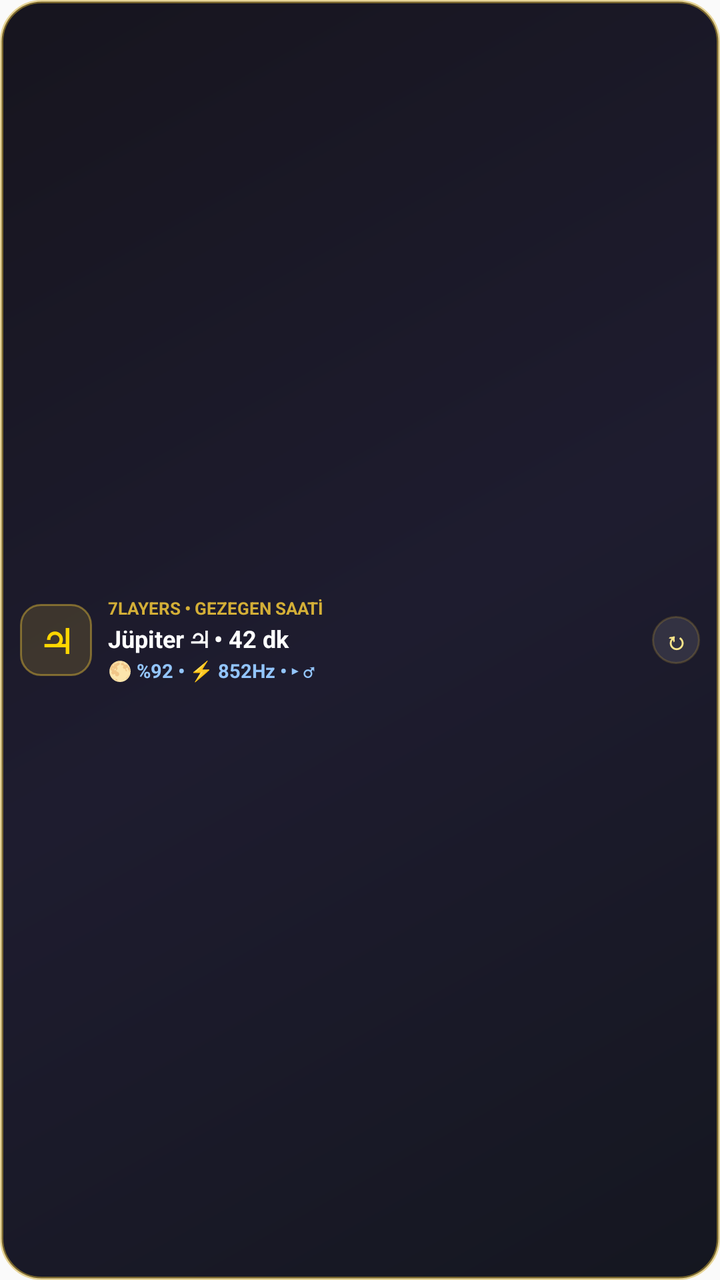
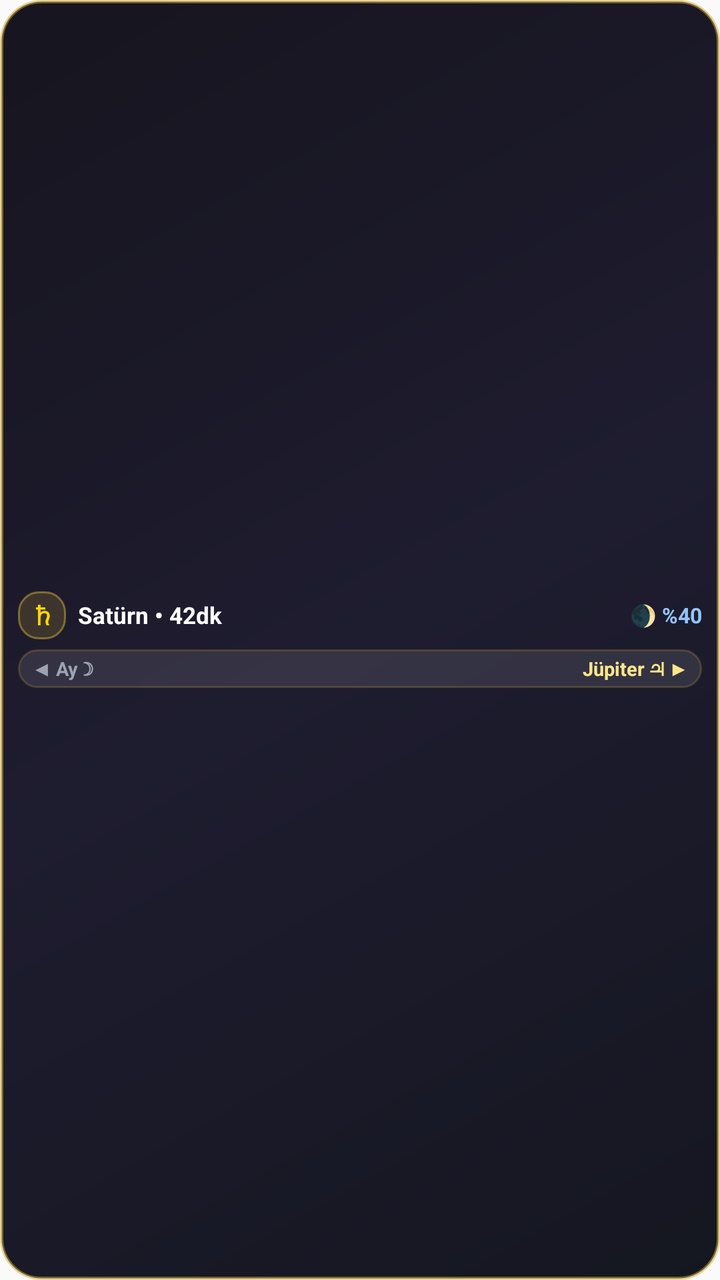

Two renders of the same Android screen: before a commit and after it. Below are the layout's source before the change and the commit's diff.
<!-- AndroidManifest.xml: application theme AppTheme -->
<!-- res/layout/mini_cosmic_widget.xml -->
<?xml version="1.0" encoding="utf-8"?>
<LinearLayout xmlns:android="http://schemas.android.com/apk/res/android"
    android:id="@+id/mini_widget_root"
    android:layout_width="match_parent"
    android:layout_height="match_parent"
    android:background="@drawable/cosmic_widget_bg"
    android:gravity="center_vertical"
    android:orientation="horizontal"
    android:paddingHorizontal="10dp"
    android:paddingVertical="7dp">

    <TextView
        android:id="@+id/mini_planet_symbol"
        android:layout_width="36dp"
        android:layout_height="36dp"
        android:background="@drawable/cosmic_pill_bg"
        android:gravity="center"
        android:text="♃"
        android:textColor="#FFD700"
        android:textSize="18sp"
        android:textStyle="bold" />

    <LinearLayout
        android:layout_width="0dp"
        android:layout_height="wrap_content"
        android:layout_marginStart="8dp"
        android:layout_marginEnd="6dp"
        android:layout_weight="1"
        android:orientation="vertical">

        <TextView
            android:id="@+id/mini_top_badge"
            android:layout_width="match_parent"
            android:layout_height="wrap_content"
            android:ellipsize="end"
            android:maxLines="1"
            android:text="7LAYERS • GEZEGEN SAATİ"
            android:textColor="#D4AF37"
            android:textSize="8.5sp"
            android:textStyle="bold" />

        <TextView
            android:id="@+id/mini_hour_title"
            android:layout_width="match_parent"
            android:layout_height="wrap_content"
            android:layout_marginTop="1dp"
            android:ellipsize="end"
            android:maxLines="1"
            android:text="Jüpiter ♃ • 42 dk"
            android:textColor="#FFFFFF"
            android:textSize="12sp"
            android:textStyle="bold" />

        <TextView
            android:id="@+id/mini_symbols_row"
            android:layout_width="match_parent"
            android:layout_height="wrap_content"
            android:layout_marginTop="1dp"
            android:ellipsize="end"
            android:maxLines="1"
            android:text="🌕 %92 • ⚡ 852Hz • ▸ ♂"
            android:textColor="#93C5FD"
            android:textSize="9.5sp"
            android:textStyle="bold" />
    </LinearLayout>

    <TextView
        android:id="@+id/mini_refresh_btn"
        android:layout_width="24dp"
        android:layout_height="24dp"
        android:background="@drawable/cosmic_inner_card_bg"
        android:gravity="center"
        android:text="↻"
        android:textColor="#FDE68A"
        android:textSize="12sp"
        android:textStyle="bold" />
</LinearLayout>
<!-- resources referenced by this layout -->
<resources>
  <!-- drawable cosmic_inner_card_bg (drawable) -->
  <?xml version="1.0" encoding="utf-8"?>
  <shape xmlns:android="http://schemas.android.com/apk/res/android"
      android:shape="rectangle">
      <solid android:color="#1AFFFFFF" />
      <corners android:radius="12dp" />
      <stroke
          android:width="1dp"
          android:color="#38D4AF37" />
  </shape>
  <!-- drawable cosmic_pill_bg (drawable) -->
  <?xml version="1.0" encoding="utf-8"?>
  <shape xmlns:android="http://schemas.android.com/apk/res/android"
      android:shape="rectangle">
      <solid android:color="#2ED4AF37" />
      <corners android:radius="10dp" />
      <stroke
          android:width="1dp"
          android:color="#80D4AF37" />
  </shape>
  <!-- drawable cosmic_widget_bg (drawable) -->
  <?xml version="1.0" encoding="utf-8"?>
  <shape xmlns:android="http://schemas.android.com/apk/res/android"
      android:shape="rectangle">
      <gradient
          android:angle="135"
          android:startColor="#F2080A14"
          android:centerColor="#F2121024"
          android:endColor="#F20A0812"
          android:type="linear" />
      <corners android:radius="20dp" />
      <stroke
          android:width="1.5dp"
          android:color="#80D4AF37" />
  </shape>
  <style name="AppTheme" parent="Theme.AppCompat.DayNight.NoActionBar">
      <item name="android:enforceNavigationBarContrast" tools:targetApi="29">true</item>
      <item name="android:editTextBackground">@drawable/rn_edit_text_material</item>
      <item name="colorPrimary">@color/colorPrimary</item>
      <item name="android:statusBarColor">#000000</item>
    </style>
  <!-- drawable rn_edit_text_material (drawable) -->
  <?xml version="1.0" encoding="utf-8"?>
  <inset xmlns:android="http://schemas.android.com/apk/res/android"
         android:insetLeft="@dimen/abc_edit_text_inset_horizontal_material"
         android:insetRight="@dimen/abc_edit_text_inset_horizontal_material"
         android:insetTop="@dimen/abc_edit_text_inset_top_material"
         android:insetBottom="@dimen/abc_edit_text_inset_bottom_material"
         >
  
      <selector>
          
          <item android:state_enabled="false" android:drawable="@drawable/abc_textfield_default_mtrl_alpha"/>
          <item android:drawable="@drawable/abc_textfield_activated_mtrl_alpha"/>
      </selector>
  
  </inset>
  <color name="colorPrimary">#D4AF37</color>
</resources>

<!-- the commit's change to res/layout/mini_cosmic_widget.xml (unified diff, before → after) -->
@@ -5,73 +5,85 @@
     android:layout_height="match_parent"
     android:background="@drawable/cosmic_widget_bg"
     android:gravity="center_vertical"
-    android:orientation="horizontal"
-    android:paddingHorizontal="10dp"
-    android:paddingVertical="7dp">
+    android:orientation="vertical"
+    android:paddingHorizontal="9dp"
+    android:paddingVertical="6dp">
 
-    <TextView
-        android:id="@+id/mini_planet_symbol"
-        android:layout_width="36dp"
-        android:layout_height="36dp"
-        android:background="@drawable/cosmic_pill_bg"
-        android:gravity="center"
-        android:text="♃"
-        android:textColor="#FFD700"
-        android:textSize="18sp"
-        android:textStyle="bold" />
-
+    
     <LinearLayout
-        android:layout_width="0dp"
+        android:layout_width="match_parent"
         android:layout_height="wrap_content"
-        android:layout_marginStart="8dp"
-        android:layout_marginEnd="6dp"
-        android:layout_weight="1"
-        android:orientation="vertical">
+        android:gravity="center_vertical"
+        android:orientation="horizontal">
 
         <TextView
-            android:id="@+id/mini_top_badge"
-            android:layout_width="match_parent"
-            android:layout_height="wrap_content"
-            android:ellipsize="end"
-            android:maxLines="1"
-            android:text="7LAYERS • GEZEGEN SAATİ"
-            android:textColor="#D4AF37"
-            android:textSize="8.5sp"
+            android:id="@+id/mini_planet_symbol"
+            android:layout_width="24dp"
+            android:layout_height="24dp"
+            android:background="@drawable/cosmic_pill_bg"
+            android:gravity="center"
+            android:text="♄"
+            android:textColor="#FFD700"
+            android:textSize="13sp"
             android:textStyle="bold" />
 
         <TextView
             android:id="@+id/mini_hour_title"
-            android:layout_width="match_parent"
+            android:layout_width="0dp"
             android:layout_height="wrap_content"
-            android:layout_marginTop="1dp"
-            android:ellipsize="end"
-            android:maxLines="1"
-            android:text="Jüpiter ♃ • 42 dk"
+            android:layout_marginStart="6dp"
+            android:layout_weight="1"
+            android:singleLine="true"
+            android:text="Satürn • 42dk"
             android:textColor="#FFFFFF"
-            android:textSize="12sp"
+            android:textSize="11.5sp"
             android:textStyle="bold" />
 
         <TextView
-            android:id="@+id/mini_symbols_row"
-            android:layout_width="match_parent"
+            android:id="@+id/mini_moon_badge"
+            android:layout_width="wrap_content"
             android:layout_height="wrap_content"
-            android:layout_marginTop="1dp"
-            android:ellipsize="end"
-            android:maxLines="1"
-            android:text="🌕 %92 • ⚡ 852Hz • ▸ ♂"
+            android:layout_marginStart="4dp"
+            android:singleLine="true"
+            android:text="🌒 %40"
             android:textColor="#93C5FD"
+            android:textSize="10.5sp"
+            android:textStyle="bold" />
+    </LinearLayout>
+
+    
+    <LinearLayout
+        android:layout_width="match_parent"
+        android:layout_height="wrap_content"
+        android:layout_marginTop="5dp"
+        android:background="@drawable/cosmic_inner_card_bg"
+        android:gravity="center_vertical"
+        android:orientation="horizontal"
+        android:paddingHorizontal="7dp"
+        android:paddingVertical="3dp">
+
+        <TextView
+            android:id="@+id/mini_prev_hour"
+            android:layout_width="0dp"
+            android:layout_height="wrap_content"
+            android:layout_weight="1"
+            android:gravity="start|center_vertical"
+            android:singleLine="true"
+            android:text="◀ Ay ☽"
+            android:textColor="#9CA3AF"
+            android:textSize="9.5sp"
+            android:textStyle="bold" />
+
+        <TextView
+            android:id="@+id/mini_next_hour"
+            android:layout_width="0dp"
+            android:layout_height="wrap_content"
+            android:layout_weight="1"
+            android:gravity="end|center_vertical"
+            android:singleLine="true"
+            android:text="Jüpiter ♃ ▶"
+            android:textColor="#FDE68A"
             android:textSize="9.5sp"
             android:textStyle="bold" />
     </LinearLayout>
-
-    <TextView
-        android:id="@+id/mini_refresh_btn"
-        android:layout_width="24dp"
-        android:layout_height="24dp"
-        android:background="@drawable/cosmic_inner_card_bg"
-        android:gravity="center"
-        android:text="↻"
-        android:textColor="#FDE68A"
-        android:textSize="12sp"
-        android:textStyle="bold" />
 </LinearLayout>
